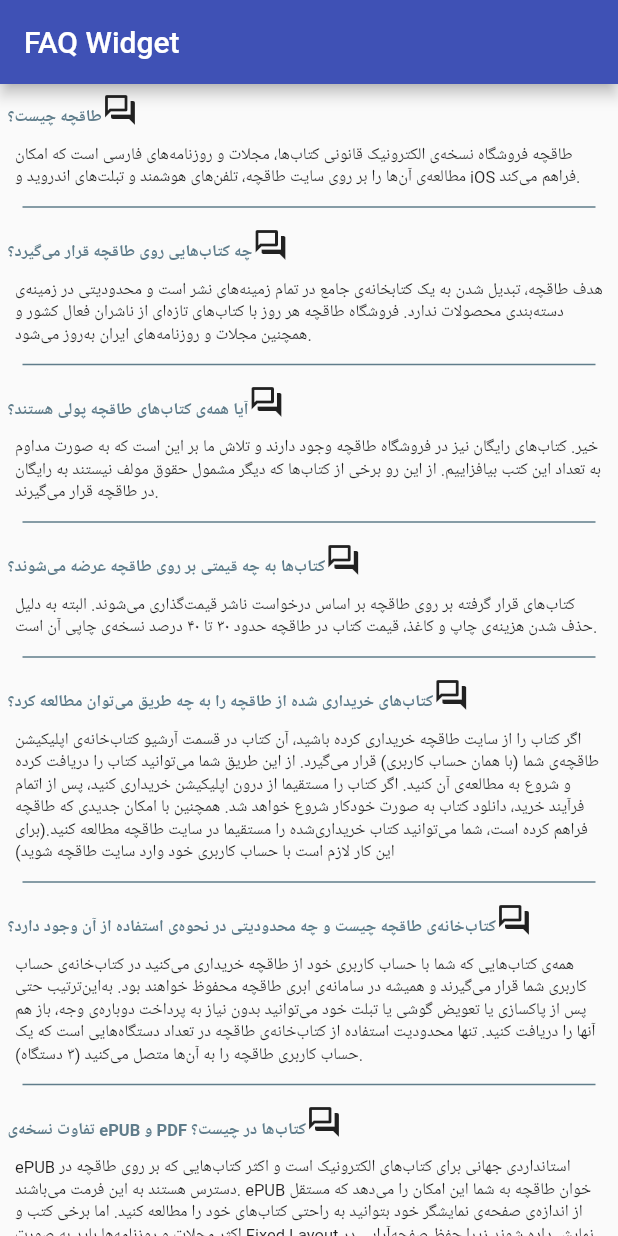
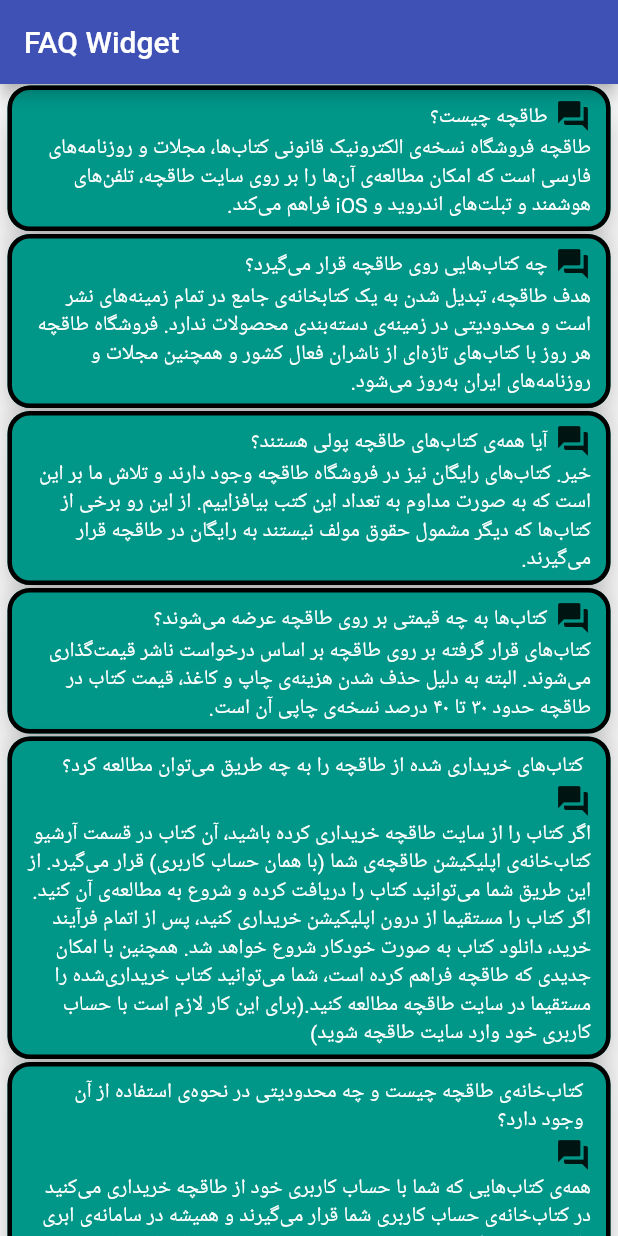
Before and after one commit to mmir98/FAQ_Widget, a Flutter app: the screen it shows after launch, on a phone screen of 412 x 824 dp. Run offline on Flutter 3.47's test engine with Material 2 defaults, Android fonts, the phone set to English and light mode, and no system bars.

Commit message:
UI improvments

```diff
--- a/FAQ_Widget/lib/FAQ_widget.dart
+++ b/FAQ_Widget/lib/FAQ_widget.dart
@@ -4,52 +4,66 @@ class FAQWidget extends StatelessWidget {
   // List<Map<String, String>> content;
   final Map<String, String> content;
   final bool isRTL;
+  final Icon icon;
 
-  FAQWidget({this.content, this.isRTL});
+  FAQWidget({this.content, this.isRTL, this.icon});
 
-  Widget _createContent(e) {
-    return Container(
+  Widget _createContent(e, BuildContext context) {
+    return Card(
+      shape: RoundedRectangleBorder(borderRadius: BorderRadius.circular(15)),
+      color: Theme.of(context).backgroundColor,
+      elevation: 10,
+      margin: EdgeInsets.symmetric(
+        vertical: 1,
+        horizontal: 5,
+      ),
+      child: Container(
+        padding: EdgeInsets.symmetric(
+          vertical: 5,
+          horizontal: 10,
+        ),
+        decoration: BoxDecoration(
+          border: Border.all(
+            width: 3,
+          ),
+          borderRadius: BorderRadius.circular(15),
+        ),
         child: Column(
           crossAxisAlignment: CrossAxisAlignment.start,
           children: [
-          Padding(
-            padding: const EdgeInsets.symmetric(vertical: 5, horizontal: 5),
-            child: RichText(
+              RichText(
                 text: TextSpan(
                   children: [
                     WidgetSpan(
+                      child: Padding(
+                        padding: const EdgeInsets.symmetric(
+                            vertical: 2, horizontal: 5),
                         child: Text(
                           e.key,
-                      style: TextStyle(
-                          fontSize: 11,
-                          color: Colors.blueGrey,
-                          fontWeight: FontWeight.bold),
+                          style: Theme.of(context).accentTextTheme.bodyText1
+                        ),
                       ),
                     ),
                     WidgetSpan(
-                    child: Icon(Icons.question_answer_outlined),
+                      child: icon,
                     ),
                   ],
                 ),
               ),
+              Text(
+                e.value,
+                style: Theme.of(context).accentTextTheme.bodyText2
               ),
-          Padding(
-            padding: const EdgeInsets.symmetric(vertical: 5, horizontal: 10),
-            child: Text(
-              e.value,
-              style: TextStyle(
-                fontSize: 11,
+
+            // Padding(
+            //   padding: const EdgeInsets.symmetric(vertical: 0, horizontal: 15),
+            //   child: Divider(
+            //     thickness: 1,
+            //     color: Colors.blueGrey,
+            //   ),
+            // ),
+          ],
         ),
-            ),
-          ),
-          Padding(
-            padding: const EdgeInsets.symmetric(vertical: 0, horizontal: 15),
-            child: Divider(
-              thickness: 1,
-              color: Colors.blueGrey,
-            ),
-          ),
-        ],
       ),
     );
   }
@@ -62,7 +76,7 @@ class FAQWidget extends StatelessWidget {
           ...content.entries.map((e) {
             return Directionality(
                 textDirection: isRTL ? TextDirection.rtl : TextDirection.ltr,
-                child: _createContent(e));
+                child: _createContent(e, context));
           }).toList()
         ],
       ),
--- a/FAQ_Widget/lib/main.dart
+++ b/FAQ_Widget/lib/main.dart
@@ -22,6 +22,11 @@ class MyApp extends StatelessWidget {
         // Notice that the counter didn't reset back to zero; the application
         // is not restarted.
         primarySwatch: Colors.indigo,
+        backgroundColor: Colors.teal,
+        accentTextTheme: TextTheme(
+          bodyText1: TextStyle(color: Colors.white, fontSize: 16, fontWeight: FontWeight.bold),
+          bodyText2: TextStyle(color: Colors.white70, fontSize: 15),
+        ),
         // This makes the visual density adapt to the platform that you run
         // the app on. For desktop platforms, the controls will be smaller and
         // closer together (more dense) than on mobile platforms.
@@ -75,19 +80,6 @@ ePUB استانداردی جهانی برای کتاب‌های الکترونی
 به دلیل محدودیت‌های وضع شده توسط Apple، خرید کتاب به صورت مستقیم از درون نسخه‌ی iOS طاقچه امکان‌پذیر نیست و خرید باید از درون سایت صورت گیرد. اما در نسخه‌ی اندروید طاقچه، خرید را می‌توانید مستقیما از درون اپلیکیشن انجام دهید."""
   };
 
-  int _counter = 0;
-
-  void _incrementCounter() {
-    setState(() {
-      // This call to setState tells the Flutter framework that something has
-      // changed in this State, which causes it to rerun the build method below
-      // so that the display can reflect the updated values. If we changed
-      // _counter without calling setState(), then the build method would not be
-      // called again, and so nothing would appear to happen.
-      _counter++;
-    });
-  }
-
   @override
   Widget build(BuildContext context) {
     var mediaQuery = MediaQuery.of(context);
@@ -96,12 +88,6 @@ ePUB استانداردی جهانی برای کتاب‌های الکترونی
       // the App.build method, and use it to set our appbar title.
       title: Text(widget.title),
     );
-    // This method is rerun every time setState is called, for instance as done
-    // by the _incrementCounter method above.
-    //
-    // The Flutter framework has been optimized to make rerunning build methods
-    // fast, so that you can just rebuild anything that needs updating rather
-    // than having to individually change instances of widgets.
     return Scaffold(
       appBar: appbar,
       body: Center(
@@ -124,20 +110,14 @@ ePUB استانداردی جهانی برای کتاب‌های الکترونی
           // horizontal).
           mainAxisAlignment: MainAxisAlignment.center,
           children: <Widget>[
-            // Text(
-            //   'You have pushed the button this many times:',
-            // ),
-            // Text(
-            //   '$_counter',
-            //   style: Theme.of(context).textTheme.headline4,
-            // ),
             Container(
               height: mediaQuery.size.height -
                   appbar.preferredSize.height -
                   mediaQuery.padding.top,
               child: FAQWidget(
                 content: list,
-                isRTL: false,
+                isRTL: true,
+                icon: Icon(Icons.question_answer),
               ),
             )
           ],
```
Lines whose indentation alone changed are shown as unchanged.
